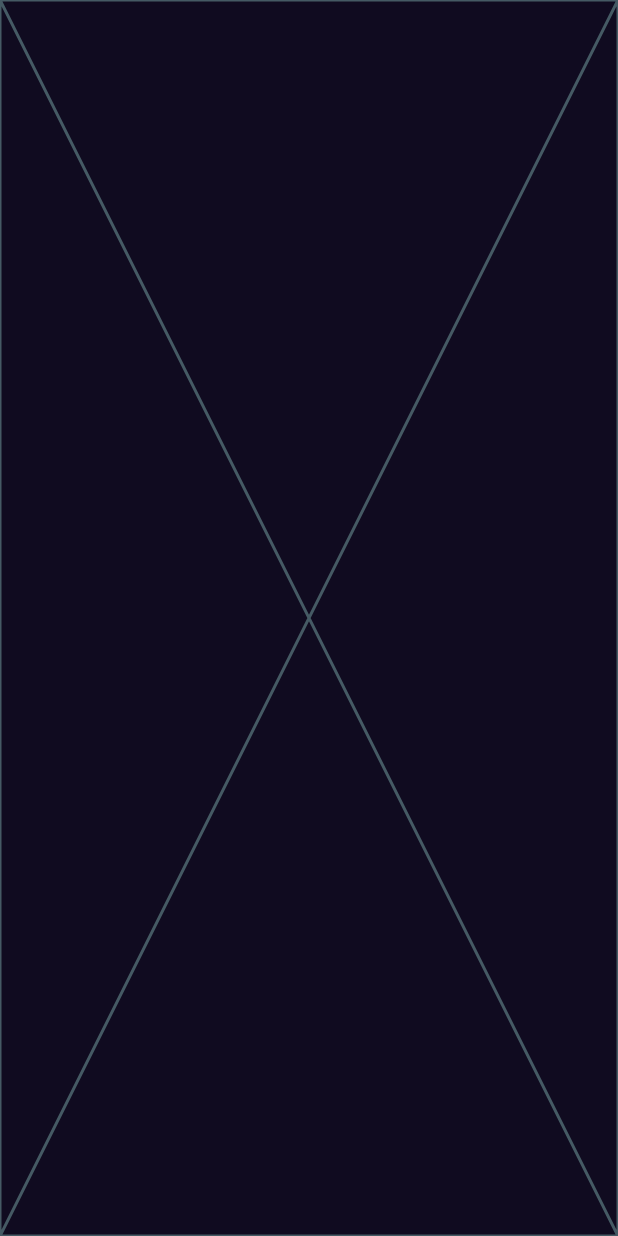
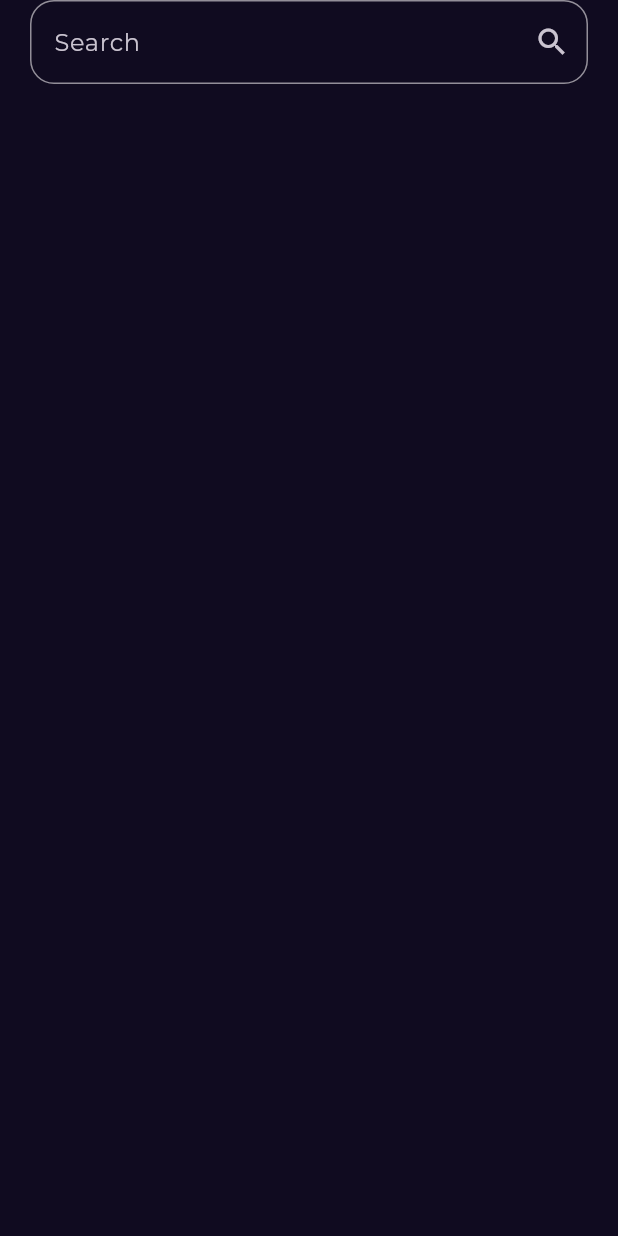
Before and after one commit to tasneemakhaled/bookly_app, a Flutter app: the SearchView screen opened by its route, on a phone screen of 412 x 824 dp. Run offline on Flutter 3.47's test engine with Material 3 defaults, Android fonts, the light colour scheme and no system bars; our stand-ins replace font_awesome_flutter, go_router, google_fonts.

Commit message:
custom search text field done

```diff
--- /dev/null
+++ b/lib/features/search/presentation/views/widgets/custom_search_text_field.dart
@@ -0,0 +1,20 @@
+import 'package:flutter/material.dart';
+
+class CustomSearchTextField extends StatelessWidget {
+  const CustomSearchTextField({super.key});
+
+  @override
+  Widget build(BuildContext context) {
+    return TextField(
+
+      decoration: InputDecoration(
+        border: OutlineInputBorder(borderRadius: BorderRadius.circular(16)),
+        focusedBorder: OutlineInputBorder(
+          borderSide: BorderSide(color: Colors.white),
+          borderRadius: BorderRadius.circular(16)),
+        hintText: 'Search',
+        suffixIcon: IconButton(icon:Icon(Icons.search),onPressed: (){},),
+      ),
+    );
+  }
+}
--- a/lib/features/search/presentation/views/widgets/search_view_body.dart
+++ b/lib/features/search/presentation/views/widgets/search_view_body.dart
@@ -1,3 +1,4 @@
+import 'package:bookly_app/features/search/presentation/views/widgets/custom_search_text_field.dart';
 import 'package:flutter/material.dart';
 
 class SearchViewBody extends StatelessWidget {
@@ -5,6 +6,13 @@ class SearchViewBody extends StatelessWidget {
 
   @override
   Widget build(BuildContext context) {
-    return const Placeholder();
+    return Padding(
+      padding: const EdgeInsets.symmetric(horizontal: 20.0),
+      child: Column(
+        children: [
+          CustomSearchTextField(),
+        ],
+      ),
+    );
   }
 }
```
